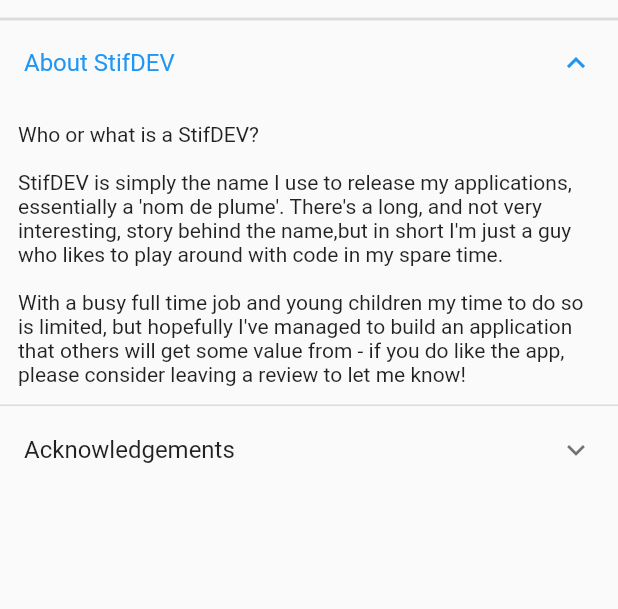
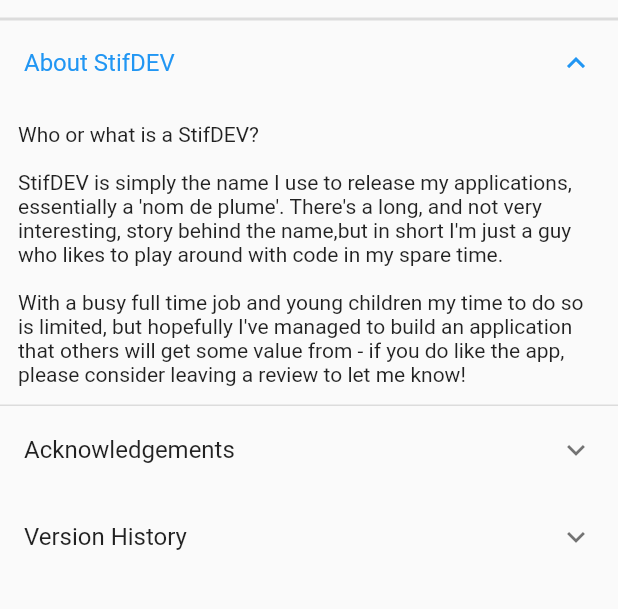
Before and after one commit to Stif-UK/WristCheck, a Flutter app: the AboutApp screen opened directly, after a tap on "About WristCheck", after a tap on "About StifDEV", on a phone screen of 412 x 824 dp, the part 452-1061 px from its top. Run offline on Flutter 3.47's test engine with Material 2 defaults, Android fonts, the phone set to English and light mode, and no system bars; our stand-ins replace flutter_markdown, get, hive, hive_flutter, image_cropper, image_picker and 4 more; accounts and stored records are empty.

Commit message:
implemented version history

```diff
--- a/lib/copy/whats_new_copy.dart
+++ b/lib/copy/whats_new_copy.dart
@@ -1,4 +1,5 @@
 import 'package:flutter_markdown/flutter_markdown.dart';
+import 'package:flutter/material.dart';
 
 class WhatsNewCopy{
 
@@ -13,13 +14,34 @@ class WhatsNewCopy{
         "* Draw cool graphs";
   }
 
-  static String getVersionHistory(){
-    return "### Version 1.0.0 \n"
-        "\n"
+  // static String getVersionHistory(){
+  //   return "### Version 1.0.0 \n"
+  //       "\n"
+  //
+  //       "* Create Watch box\n"
+  //       "* Create Wish list\n"
+  //       "* Capture dates watches worn\n"
+  //       "* Draw cool graphs";
+  // }
 
-        "* Create Watch box\n"
-        "* Create Wish list\n"
-        "* Capture dates watches worn\n"
-        "* Draw cool graphs";
+  static Widget getVersionHistory(BuildContext context){
+    return  Padding(
+      padding: const EdgeInsets.all(12.0),
+      child: SizedBox(
+        height: MediaQuery.of(context).size.height,
+        child: const Markdown(
+          physics: ClampingScrollPhysics(),
+            data:
+        "### Version 1.0.0 \n"
+            "\n"
+
+            "* Create Watch box\n"
+            "* Create Wish list\n"
+            "* Capture dates watches worn\n"
+            "* Draw cool graphs\n"
+
+        ),
+      ),
+    );
   }
 }
--- a/lib/ui/AboutApp.dart
+++ b/lib/ui/AboutApp.dart
@@ -1,5 +1,6 @@
 import 'package:flutter/material.dart';
 import 'package:wristcheck/copy/aboutapp_copy.dart';
+import 'package:wristcheck/copy/whats_new_copy.dart';
 
 class AboutApp extends StatelessWidget{
 
@@ -28,7 +29,12 @@ class AboutApp extends StatelessWidget{
             children: [
               AboutAppCopy.getAcknowledgementCopy(),
 
-            ],)
+            ],),
+            ExpansionTile(title: const Text("Version History"),
+              children: [
+                WhatsNewCopy.getVersionHistory(context),
+
+              ],)
           ],
         ),
       ),
```
